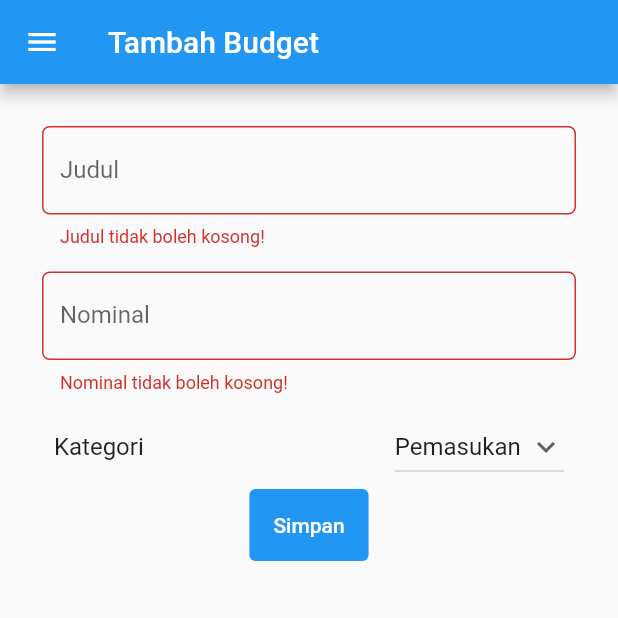
After one commit to reyhanvivaldi/pbp-flutter-lab, a Flutter app: the MyFormPage screen opened directly, after a tap on "Simpan", on a phone screen of 412 x 824 dp, the top half of it. The commit adds this screen. Run offline on Flutter 3.47's test engine with Material 2 defaults, Android fonts, the phone set to English and light mode, and no system bars.

Commit message:
Assigmnment 8

```diff
--- /dev/null
+++ b/counter_7/lib/form.dart
@@ -0,0 +1,190 @@
+import 'package:flutter/material.dart';
+import 'package:counter_7/main.dart';
+import 'package:counter_7/dataBudget.dart';
+
+List<Map> transaksi = [];
+
+class MyFormPage extends StatefulWidget {
+  const MyFormPage({super.key});
+
+  @override
+  State<MyFormPage> createState() => _MyFormPageState();
+}
+
+class _MyFormPageState extends State<MyFormPage> {
+  final _formKey = GlobalKey<FormState>();
+  String judul = "";
+  String nominal = "";
+  List<String> kategori = ["Pemasukan", "Pengeluaran"];
+  String selected_kategori = "Pemasukan";
+
+  @override
+  Widget build(BuildContext context) {
+    return Scaffold(
+      appBar: AppBar(
+        title: Text('Tambah Budget'),
+      ),
+      drawer: Drawer(
+        child: Column(
+          children: [
+            // Menambahkan clickable menu
+            ListTile(
+              title: const Text('Counter'),
+              onTap: () {
+                // Route menu ke halaman utama
+                Navigator.pushReplacement(
+                  context,
+                  MaterialPageRoute(builder: (context) => const MyHomePage()),
+                );
+              },
+            ),
+            ListTile(
+              title: const Text('Tambah Budget'),
+              onTap: () {
+                // Route menu ke halaman form
+                Navigator.pushReplacement(
+                  context,
+                  MaterialPageRoute(builder: (context) => const MyFormPage()),
+                );
+              },
+            ),
+            ListTile(
+              title: const Text('Data Budget'),
+              onTap: () {
+                // Route menu ke halaman form
+                Navigator.pushReplacement(
+                  context,
+                  MaterialPageRoute(builder: (context) => const DataBudget()),
+                );
+              },
+            ),
+          ],
+        ),
+      ),
+      body: Form(
+        key: _formKey,
+        child: SingleChildScrollView(
+          child: Container(
+            padding: const EdgeInsets.all(20.0),
+            child: Column(
+              children: [
+                Padding(
+                  // Menggunakan padding sebesar 8 pixels
+                  padding: const EdgeInsets.all(8.0),
+                  child: TextFormField(
+                    decoration: InputDecoration(
+                      hintText: "Beli Sate Pacil",
+                      labelText: "Judul",
+                      // Menambahkan circular border agar lebih rapi
+                      border: OutlineInputBorder(
+                        borderRadius: BorderRadius.circular(5.0),
+                      ),
+                    ),
+                    // Menambahkan behavior saat nama diketik
+                    onChanged: (String? value) {
+                      setState(() {
+                        judul = value!;
+                      });
+                    },
+                    // Menambahkan behavior saat data disimpan
+                    onSaved: (String? value) {
+                      setState(() {
+                        judul = value!;
+                      });
+                    },
+                    // Validator sebagai validasi form
+                    validator: (String? value) {
+                      if (value == null || value.isEmpty) {
+                        return 'Judul tidak boleh kosong!';
+                      }
+                      return null;
+                    },
+                  ),
+                ),
+                Padding(
+                  // Menggunakan padding sebesar 8 pixels
+                  padding: const EdgeInsets.all(8.0),
+                  child: TextFormField(
+                    decoration: InputDecoration(
+                      hintText: "Rp13.000",
+                      labelText: "Nominal",
+                      // Menambahkan circular border agar lebih rapi
+                      border: OutlineInputBorder(
+                        borderRadius: BorderRadius.circular(5.0),
+                      ),
+                    ),
+                    // Menambahkan behavior saat nama diketik
+                    onChanged: (String? value) {
+                      setState(() {
+                        nominal = value!;
+                      });
+                    },
+                    // Menambahkan behavior saat data disimpan
+                    onSaved: (String? value) {
+                      setState(() {
+                        nominal = value!;
+                      });
+                    },
+                    // Validator sebagai validasi form
+                    validator: (String? value) {
+                      if (value == null || value.isEmpty) {
+                        return 'Nominal tidak boleh kosong!';
+                      }
+                      return null;
+                    },
+                  ),
+                ),
+                ListTile(
+                  title: const Text(
+                    'Kategori',
+                  ),
+                  trailing: DropdownButton(
+                    value: selected_kategori,
+                    icon: const Icon(Icons.keyboard_arrow_down),
+                    items: kategori.map((String jenis) {
+                      return DropdownMenuItem(
+                        value: jenis,
+                        child: Text(jenis),
+                      );
+                    }).toList(),
+                    onChanged: (String? newValue) {
+                      setState(() {
+                        selected_kategori = newValue!;
+                      });
+                    },
+                  ),
+                ),
+                TextButton(
+                  child: const Text(
+                    "Simpan",
+                    style: TextStyle(color: Colors.white),
+                  ),
+                  style: ButtonStyle(
+                    backgroundColor: MaterialStateProperty.all(Colors.blue),
+                    padding: MaterialStateProperty.all<EdgeInsets>(
+                        EdgeInsets.all(16)),
+                  ),
+                  onPressed: () {
+                    if (_formKey.currentState!.validate()) {
+                      var item = {};
+                      item['judul'] = judul;
+                      item['nominal'] = nominal;
+                      item['kategori'] = selected_kategori;
+                      transaksi.add(item);
+                      ScaffoldMessenger.of(context).showSnackBar(
+                        const SnackBar(
+                          content: Text('Data berhasil disimpan!'),
+                          backgroundColor: Colors.green,
+                        ),
+                      );
+                    }
+                  },
+                ),
+              ],
+            ),
+          ),
+        ),
+      ),
+    );
+  }
+}
```
Also changed, not shown: counter_7/lib/dataBudget.dart (added, +70 -0 lines), counter_7/lib/main.dart (+43 -22 lines), 1 other file.
